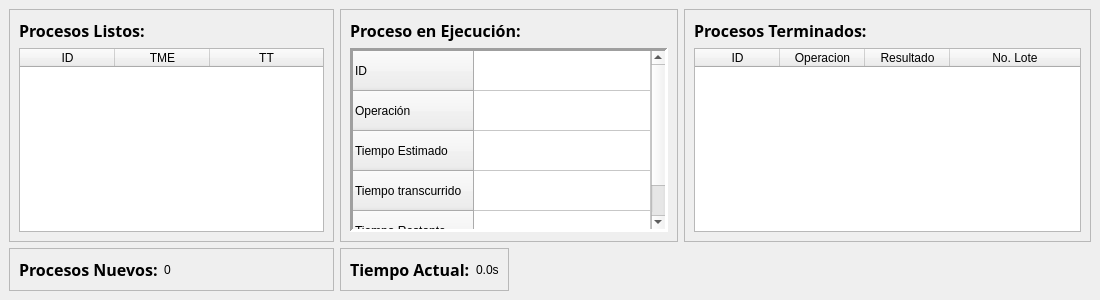
angel-lopez9177/Proyecto_SO, file src/MainWindow.ui: the form before one commit.
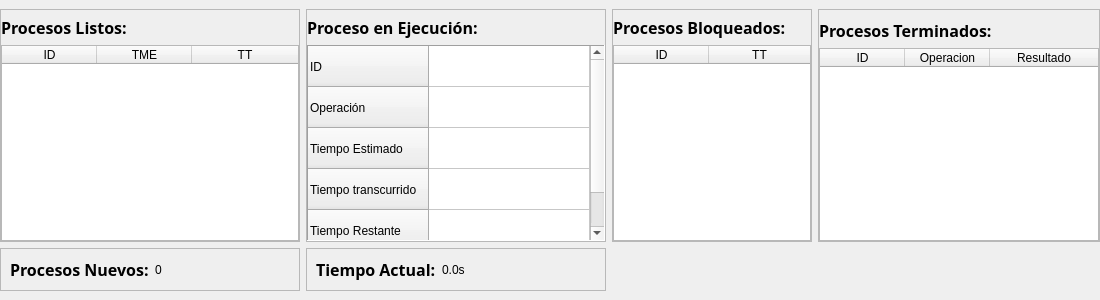
The form after the commit. Custom widgets are drawn as their Qt base class.

Commit message: Aplica los cambios en la UI para comenzar a trabajar con la tabla de bloqueados.

```diff
--- a/src/MainWindow.ui
+++ b/src/MainWindow.ui
@@ -26,8 +26,125 @@
    <property name="focusPolicy">
     <enum>Qt::FocusPolicy::NoFocus</enum>
    </property>
-   <layout class="QGridLayout" name="gridLayout">
-    <item row="1" column="1" colspan="2">
+   <layout class="QGridLayout" name="gridLayout_2">
+    <property name="leftMargin">
+     <number>0</number>
+    </property>
+    <property name="rightMargin">
+     <number>0</number>
+    </property>
+    <item row="0" column="4" rowspan="2">
+     <widget class="QFrame" name="Frame_Terminados">
+      <property name="sizePolicy">
+       <sizepolicy hsizetype="Preferred" vsizetype="Preferred">
+        <horstretch>5</horstretch>
+        <verstretch>0</verstretch>
+       </sizepolicy>
+      </property>
+      <property name="minimumSize">
+       <size>
+        <width>250</width>
+        <height>0</height>
+       </size>
+      </property>
+      <property name="frameShape">
+       <enum>QFrame::Shape::StyledPanel</enum>
+      </property>
+      <property name="frameShadow">
+       <enum>QFrame::Shadow::Raised</enum>
+      </property>
+      <layout class="QVBoxLayout" name="verticalLayout_3">
+       <property name="leftMargin">
+        <number>0</number>
+       </property>
+       <property name="rightMargin">
+        <number>0</number>
+       </property>
+       <property name="bottomMargin">
+        <number>0</number>
+       </property>
+       <item>
+        <widget class="QLabel" name="Label_Terminados">
+         <property name="sizePolicy">
+          <sizepolicy hsizetype="Maximum" vsizetype="Maximum">
+           <horstretch>0</horstretch>
+           <verstretch>0</verstretch>
+          </sizepolicy>
+         </property>
+         <property name="font">
+          <font>
+           <family>Trebuchet MS</family>
+           <pointsize>12</pointsize>
+           <bold>true</bold>
+          </font>
+         </property>
+         <property name="text">
+          <string>Procesos Terminados:</string>
+         </property>
+        </widget>
+       </item>
+       <item>
+        <widget class="TablaTerminados" name="Tabla_Terminados">
+         <property name="sizePolicy">
+          <sizepolicy hsizetype="Preferred" vsizetype="Preferred">
+           <horstretch>0</horstretch>
+           <verstretch>0</verstretch>
+          </sizepolicy>
+         </property>
+         <property name="maximumSize">
+          <size>
+           <width>401</width>
+           <height>16777215</height>
+          </size>
+         </property>
+         <property name="focusPolicy">
+          <enum>Qt::FocusPolicy::NoFocus</enum>
+         </property>
+         <property name="rowCount">
+          <number>0</number>
+         </property>
+         <property name="columnCount">
+          <number>3</number>
+         </property>
+         <attribute name="horizontalHeaderVisible">
+          <bool>true</bool>
+         </attribute>
+         <attribute name="horizontalHeaderMinimumSectionSize">
+          <number>80</number>
+         </attribute>
+         <attribute name="horizontalHeaderDefaultSectionSize">
+          <number>85</number>
+         </attribute>
+         <attribute name="horizontalHeaderHighlightSections">
+          <bool>true</bool>
+         </attribute>
+         <attribute name="horizontalHeaderStretchLastSection">
+          <bool>true</bool>
+         </attribute>
+         <attribute name="verticalHeaderStretchLastSection">
+          <bool>false</bool>
+         </attribute>
+         <column>
+          <property name="text">
+           <string>ID</string>
+          </property>
+         </column>
+         <column>
+          <property name="text">
+           <string>Operacion</string>
+          </property>
+         </column>
+         <column>
+          <property name="text">
+           <string>Resultado</string>
+          </property>
+         </column>
+        </widget>
+       </item>
+      </layout>
+     </widget>
+    </item>
+    <item row="0" column="1" rowspan="2" colspan="2">
      <widget class="QFrame" name="Frame_Ejecucion">
       <property name="sizePolicy">
        <sizepolicy hsizetype="Preferred" vsizetype="Preferred">
@@ -37,7 +154,7 @@
       </property>
       <property name="minimumSize">
        <size>
-        <width>325</width>
+        <width>300</width>
         <height>0</height>
        </size>
       </property>
@@ -48,6 +165,21 @@
        <enum>QFrame::Shadow::Raised</enum>
       </property>
       <layout class="QVBoxLayout" name="verticalLayout_2">
+       <property name="spacing">
+        <number>6</number>
+       </property>
+       <property name="leftMargin">
+        <number>0</number>
+       </property>
+       <property name="topMargin">
+        <number>6</number>
+       </property>
+       <property name="rightMargin">
+        <number>0</number>
+       </property>
+       <property name="bottomMargin">
+        <number>0</number>
+       </property>
        <item>
         <widget class="QLabel" name="label">
          <property name="font">
@@ -67,6 +199,12 @@
          <property name="enabled">
           <bool>true</bool>
          </property>
+         <property name="sizePolicy">
+          <sizepolicy hsizetype="Expanding" vsizetype="Expanding">
+           <horstretch>0</horstretch>
+           <verstretch>0</verstretch>
+          </sizepolicy>
+         </property>
          <property name="focusPolicy">
           <enum>Qt::FocusPolicy::NoFocus</enum>
          </property>
@@ -77,7 +215,7 @@
           <enum>QFrame::Shadow::Sunken</enum>
          </property>
          <property name="lineWidth">
-          <number>3</number>
+          <number>1</number>
          </property>
          <property name="sortingEnabled">
           <bool>false</bool>
@@ -91,14 +229,20 @@
          <attribute name="horizontalHeaderCascadingSectionResizes">
           <bool>false</bool>
          </attribute>
+         <attribute name="horizontalHeaderMinimumSectionSize">
+          <number>35</number>
+         </attribute>
          <attribute name="horizontalHeaderStretchLastSection">
           <bool>true</bool>
          </attribute>
          <attribute name="verticalHeaderVisible">
           <bool>true</bool>
          </attribute>
+         <attribute name="verticalHeaderMinimumSectionSize">
+          <number>30</number>
+         </attribute>
          <attribute name="verticalHeaderDefaultSectionSize">
-          <number>40</number>
+          <number>41</number>
          </attribute>
          <attribute name="verticalHeaderStretchLastSection">
           <bool>false</bool>
@@ -178,56 +322,17 @@
       </layout>
      </widget>
     </item>
-    <item row="2" column="0">
-     <widget class="QFrame" name="Frame_Procesos">
-      <property name="frameShape">
-       <enum>QFrame::Shape::StyledPanel</enum>
-      </property>
-      <property name="frameShadow">
-       <enum>QFrame::Shadow::Raised</enum>
-      </property>
-      <layout class="QHBoxLayout" name="horizontalLayout_2">
-       <item>
-        <widget class="QLabel" name="Label_Procesos">
-         <property name="sizePolicy">
-          <sizepolicy hsizetype="Maximum" vsizetype="Maximum">
-           <horstretch>0</horstretch>
-           <verstretch>0</verstretch>
-          </sizepolicy>
-         </property>
-         <property name="font">
-          <font>
-           <family>Trebuchet MS</family>
-           <pointsize>12</pointsize>
-           <bold>true</bold>
-          </font>
-         </property>
-         <property name="text">
-          <string>Procesos Nuevos:</string>
-         </property>
-        </widget>
-       </item>
-       <item>
-        <widget class="QLabel" name="Contador_Procesos">
-         <property name="text">
-          <string>0</string>
-         </property>
-        </widget>
-       </item>
-      </layout>
-     </widget>
-    </item>
-    <item row="1" column="0">
+    <item row="0" column="0" rowspan="2">
      <widget class="QFrame" name="Frame_Listos">
       <property name="sizePolicy">
        <sizepolicy hsizetype="Preferred" vsizetype="Preferred">
         <horstretch>3</horstretch>
-        <verstretch>0</verstretch>
+        <verstretch>1</verstretch>
        </sizepolicy>
       </property>
       <property name="minimumSize">
        <size>
-        <width>325</width>
+        <width>300</width>
         <height>0</height>
        </size>
       </property>
@@ -238,6 +343,21 @@
        <enum>QFrame::Shadow::Raised</enum>
       </property>
       <layout class="QVBoxLayout" name="verticalLayout">
+       <property name="spacing">
+        <number>6</number>
+       </property>
+       <property name="leftMargin">
+        <number>0</number>
+       </property>
+       <property name="topMargin">
+        <number>6</number>
+       </property>
+       <property name="rightMargin">
+        <number>0</number>
+       </property>
+       <property name="bottomMargin">
+        <number>0</number>
+       </property>
        <item>
         <widget class="QLabel" name="Label_Listos">
          <property name="sizePolicy">
@@ -263,7 +383,7 @@
          <property name="sizePolicy">
           <sizepolicy hsizetype="Preferred" vsizetype="Preferred">
            <horstretch>0</horstretch>
-           <verstretch>0</verstretch>
+           <verstretch>2</verstretch>
           </sizepolicy>
          </property>
          <property name="focusPolicy">
@@ -316,7 +436,46 @@
       </layout>
      </widget>
     </item>
-    <item row="2" column="1">
+    <item row="2" column="0">
+     <widget class="QFrame" name="Frame_Procesos">
+      <property name="frameShape">
+       <enum>QFrame::Shape::StyledPanel</enum>
+      </property>
+      <property name="frameShadow">
+       <enum>QFrame::Shadow::Raised</enum>
+      </property>
+      <layout class="QHBoxLayout" name="horizontalLayout_2">
+       <item>
+        <widget class="QLabel" name="Label_Procesos">
+         <property name="sizePolicy">
+          <sizepolicy hsizetype="Maximum" vsizetype="Maximum">
+           <horstretch>0</horstretch>
+           <verstretch>0</verstretch>
+          </sizepolicy>
+         </property>
+         <property name="font">
+          <font>
+           <family>Trebuchet MS</family>
+           <pointsize>12</pointsize>
+           <bold>true</bold>
+          </font>
+         </property>
+         <property name="text">
+          <string>Procesos Nuevos:</string>
+         </property>
+        </widget>
+       </item>
+       <item>
+        <widget class="QLabel" name="Contador_Procesos">
+         <property name="text">
+          <string>0</string>
+         </property>
+        </widget>
+       </item>
+      </layout>
+     </widget>
+    </item>
+    <item row="2" column="1" colspan="2">
      <widget class="QFrame" name="Frame_Tiempo">
       <property name="frameShape">
        <enum>QFrame::Shape::StyledPanel</enum>
@@ -355,17 +514,17 @@
       </layout>
      </widget>
     </item>
-    <item row="1" column="3">
-     <widget class="QFrame" name="Frame_Terminados">
+    <item row="0" column="3" rowspan="2">
+     <widget class="QFrame" name="Frame_Bloqueados">
       <property name="sizePolicy">
        <sizepolicy hsizetype="Preferred" vsizetype="Preferred">
-        <horstretch>5</horstretch>
+        <horstretch>3</horstretch>
         <verstretch>0</verstretch>
        </sizepolicy>
       </property>
       <property name="minimumSize">
        <size>
-        <width>325</width>
+        <width>200</width>
         <height>0</height>
        </size>
       </property>
@@ -375,9 +534,27 @@
       <property name="frameShadow">
        <enum>QFrame::Shadow::Raised</enum>
       </property>
-      <layout class="QVBoxLayout" name="verticalLayout_3">
-       <item>
-        <widget class="QLabel" name="Label_Terminados">
+      <layout class="QGridLayout" name="gridLayout">
+       <property name="leftMargin">
+        <number>0</number>
+       </property>
+       <property name="topMargin">
+        <number>6</number>
+       </property>
+       <property name="rightMargin">
+        <number>0</number>
+       </property>
+       <property name="bottomMargin">
+        <number>0</number>
+       </property>
+       <property name="horizontalSpacing">
+        <number>0</number>
+       </property>
+       <property name="verticalSpacing">
+        <number>6</number>
+       </property>
+       <item row="0" column="0">
+        <widget class="QLabel" name="Label_Bloqueados">
          <property name="sizePolicy">
           <sizepolicy hsizetype="Maximum" vsizetype="Maximum">
            <horstretch>0</horstretch>
@@ -392,41 +569,32 @@
           </font>
          </property>
          <property name="text">
-          <string>Procesos Terminados:</string>
+          <string>Procesos Bloqueados:</string>
          </property>
         </widget>
        </item>
-       <item>
-        <widget class="TablaTerminados" name="Tabla_Terminados">
+       <item row="1" column="0">
+        <widget class="TablaBloqueados" name="Tabla_Bloqueados">
          <property name="sizePolicy">
           <sizepolicy hsizetype="Preferred" vsizetype="Preferred">
            <horstretch>0</horstretch>
            <verstretch>0</verstretch>
           </sizepolicy>
          </property>
-         <property name="maximumSize">
-          <size>
-           <width>401</width>
-           <height>16777215</height>
-          </size>
-         </property>
          <property name="focusPolicy">
           <enum>Qt::FocusPolicy::NoFocus</enum>
          </property>
-         <property name="rowCount">
-          <number>0</number>
-         </property>
-         <property name="columnCount">
-          <number>4</number>
+         <property name="lineWidth">
+          <number>1</number>
          </property>
          <attribute name="horizontalHeaderVisible">
           <bool>true</bool>
          </attribute>
          <attribute name="horizontalHeaderMinimumSectionSize">
-          <number>80</number>
+          <number>95</number>
          </attribute>
          <attribute name="horizontalHeaderDefaultSectionSize">
-          <number>85</number>
+          <number>95</number>
          </attribute>
          <attribute name="horizontalHeaderHighlightSections">
           <bool>true</bool>
@@ -434,6 +602,12 @@
          <attribute name="horizontalHeaderStretchLastSection">
           <bool>true</bool>
          </attribute>
+         <attribute name="verticalHeaderMinimumSectionSize">
+          <number>25</number>
+         </attribute>
+         <attribute name="verticalHeaderDefaultSectionSize">
+          <number>43</number>
+         </attribute>
          <attribute name="verticalHeaderStretchLastSection">
           <bool>false</bool>
          </attribute>
@@ -444,17 +618,7 @@
          </column>
          <column>
           <property name="text">
-           <string>Operacion</string>
-          </property>
-         </column>
-         <column>
-          <property name="text">
-           <string>Resultado</string>
-          </property>
-         </column>
-         <column>
-          <property name="text">
-           <string>No. Lote</string>
+           <string>TT</string>
           </property>
          </column>
         </widget>
@@ -481,6 +645,11 @@
    <extends>QTableWidget</extends>
    <header>TablaTerminados.h</header>
   </customwidget>
+  <customwidget>
+   <class>TablaBloqueados</class>
+   <extends>QTableWidget</extends>
+   <header>TablaBloqueados.h</header>
+  </customwidget>
  </customwidgets>
  <resources/>
  <connections/>
```
Left out of the diff: 3 changed lines with no effect on the pictures.
